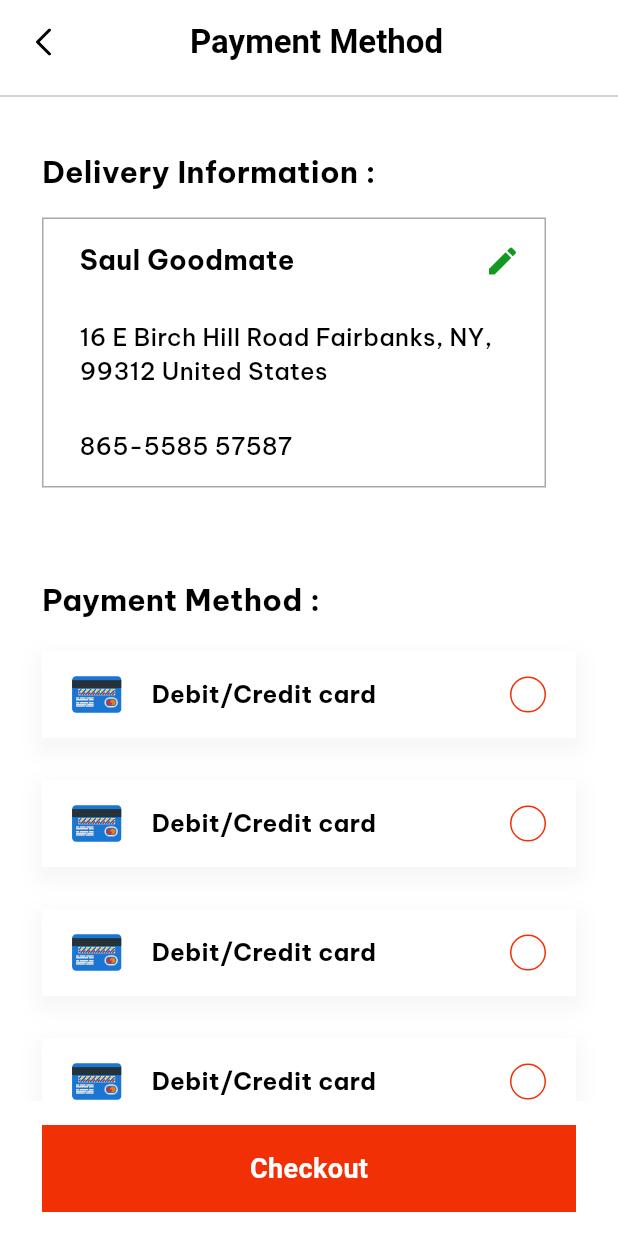
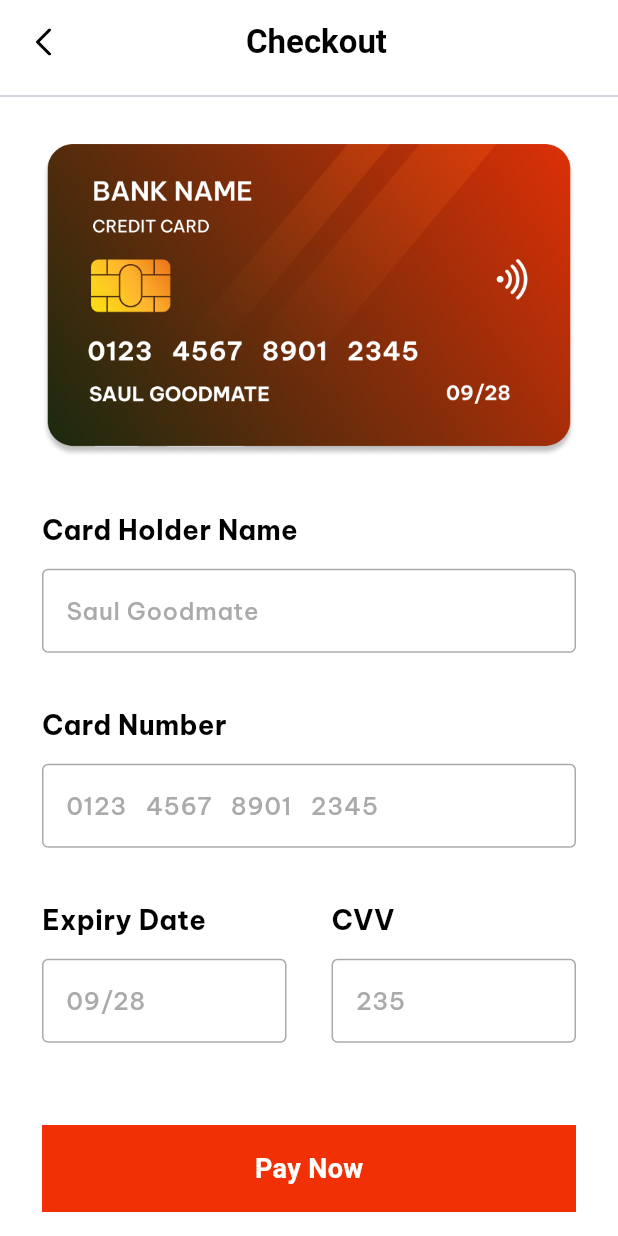
Before and after one commit to iskandarfazliddinov/market, a Flutter app: the PaymentMethodScreen screen opened by its route, after a tap on "Checkout", on a phone screen of 412 x 824 dp. Run offline on Flutter 3.47's test engine with Material 3 defaults, Android fonts, the phone set to English and light mode, and no system bars; our stand-ins replace auto_route, flutter_rating_bar, flutter_svg.

Commit message:
feat: add CheckOut screen and integrate with routing

```diff
--- a/lib/presentation/routes/route_path.dart
+++ b/lib/presentation/routes/route_path.dart
@@ -6,6 +6,7 @@ class RoutePath {
   static const String product = "/product";
   static const String deliveryInfo = "/delivery_info";
   static const String paymentMethod = "/payment_method";
+  static const String checkOut = "/check_out";
 
 
   static const String home = "home";
--- a/lib/presentation/routes/router.dart
+++ b/lib/presentation/routes/router.dart
@@ -108,5 +108,12 @@ class AppRouter extends $AppRouter {
           page: PaymentMethodRoute.page,
           path: RoutePath.paymentMethod,
         ),
+        // ===============
+        //   Checkout
+        // ===============
+        AutoRoute(
+          page: CheckOutRoute.page,
+          path: RoutePath.checkOut,
+        ),
       ];
 }
--- /dev/null
+++ b/lib/presentation/ui/screens/main/screens/check_out_screen.dart
@@ -0,0 +1,213 @@
+import 'package:auto_route/auto_route.dart';
+import 'package:flutter/material.dart';
+import 'package:flutter_svg/flutter_svg.dart';
+import 'package:market/presentation/ui/resource/app_colors.dart';
+import 'package:market/presentation/ui/resource/app_icons.dart';
+import 'package:market/presentation/ui/resource/app_images.dart';
+import 'package:market/presentation/ui/resource/app_styles.dart';
+import 'package:market/presentation/ui/widgets/w_btn.dart';
+
+@RoutePage()
+class CheckOutScreen extends StatefulWidget {
+  const CheckOutScreen({super.key});
+
+  @override
+  State<CheckOutScreen> createState() => _CheckOutScreenState();
+}
+
+class _CheckOutScreenState extends State<CheckOutScreen> {
+  @override
+  Widget build(BuildContext context) {
+    return GestureDetector(
+      onTap: () {
+        FocusScope.of(context).unfocus();
+      },
+      child: Scaffold(
+        backgroundColor: AppColors.white,
+        appBar: AppBar(
+          forceMaterialTransparency: true,
+          automaticallyImplyLeading: false,
+          backgroundColor: AppColors.white,
+          centerTitle: true,
+          title: Padding(
+            padding: const EdgeInsets.symmetric(horizontal: 8),
+            child: Row(
+              mainAxisAlignment: MainAxisAlignment.spaceBetween,
+              children: [
+                GestureDetector(
+                  onTap: () {
+                    context.router.maybePop(context);
+                  },
+                  child: SvgPicture.asset(
+                    AppIcons.back,
+                  ),
+                ),
+                const Text(
+                  'Checkout',
+                  style: TextStyle(
+                      color: AppColors.black,
+                      fontSize: 22,
+                      fontWeight: FontWeight.bold),
+                ),
+                const SizedBox(),
+              ],
+            ),
+          ),
+        ),
+        bottomNavigationBar: Column(
+          mainAxisSize: MainAxisSize.min,
+          children: [
+            Padding(
+              padding: const EdgeInsets.symmetric(horizontal: 28,vertical: 16,),
+              child: WBtn(
+                onTap: () {
+                  // context.router.pushAll([const PaymentMethodRoute()]);
+                },
+                title: "Pay Now",
+              ),
+            ),
+          ],
+        ),
+        body: SingleChildScrollView(
+          child: Column(
+            crossAxisAlignment: CrossAxisAlignment.start,
+            children: [
+              const Divider(),
+              Padding(
+                padding: const EdgeInsets.symmetric(
+                  horizontal: 28,
+                  vertical: 24,
+                ),
+                child: Column(
+                  crossAxisAlignment: CrossAxisAlignment.start,
+                  children: [
+                    Padding(
+                      padding: const EdgeInsets.only(bottom: 36),
+                      child: Image.asset(AppImages.card),
+                    ),
+                    Text(
+                      "Card Holder Name",
+                      style: AppStyles.getTextStyle(
+                        fontWeight: FontWeight.bold,
+                        fontSize: 18,
+                      ),
+                    ),
+                    const SizedBox(height: 12),
+                    TextField(
+                      keyboardType: TextInputType.name,
+                      decoration: InputDecoration(
+                          hintText: "Saul Goodmate",
+                          hintStyle:
+                          AppStyles.getTextStyle(color: AppColors.grey),
+                          enabledBorder: const OutlineInputBorder(
+                              borderSide: BorderSide(color: AppColors.grey)),
+                          border: const OutlineInputBorder(
+                              borderSide: BorderSide(
+                                color: AppColors.grey,
+                              ))),
+                    ),
+                    Padding(
+                      padding: const EdgeInsets.only(top: 36),
+                      child: Text(
+                        "Card Number",
+                        style: AppStyles.getTextStyle(
+                          fontWeight: FontWeight.bold,
+                          fontSize: 18,
+                        ),
+                      ),
+                    ),
+                    const SizedBox(height: 12),
+                    TextField(
+                      keyboardType: TextInputType.number,
+                      decoration: InputDecoration(
+                          hintText: "0123   4567   8901   2345",
+                          hintStyle:
+                          AppStyles.getTextStyle(color: AppColors.grey),
+                          enabledBorder: const OutlineInputBorder(
+                              borderSide: BorderSide(color: AppColors.grey)),
+                          border: const OutlineInputBorder(
+                              borderSide: BorderSide(
+                                color: AppColors.grey,
+                              ))),
+                    ),
+                    Row(
+                      children: [
+                        Expanded(
+                          child: Column(
+                            crossAxisAlignment: CrossAxisAlignment.start,
+                            children: [
+                              Padding(
+                                padding: const EdgeInsets.only(top: 36),
+                                child: Text(
+                                  "Expiry Date",
+                                  style: AppStyles.getTextStyle(
+                                    fontWeight: FontWeight.bold,
+                                    fontSize: 18,
+                                  ),
+                                ),
+                              ),
+                              const SizedBox(height: 12),
+                              TextField(
+                                keyboardType: TextInputType.number,
+                                decoration: InputDecoration(
+                                    hintText: "09/28",
+                                    hintStyle: AppStyles.getTextStyle(
+                                        color: AppColors.grey),
+                                    enabledBorder: const OutlineInputBorder(
+                                        borderSide:
+                                        BorderSide(color: AppColors.grey)),
+                                    border: const OutlineInputBorder(
+                                        borderSide: BorderSide(
+                                          color: AppColors.grey,
+                                        ))),
+                              )
+                            ],
+                          ),
+                        ),
+                        const SizedBox(width: 30),
+                        Expanded(
+                          child: Column(
+                            crossAxisAlignment: CrossAxisAlignment.start,
+                            children: [
+                              Padding(
+                                padding: const EdgeInsets.only(top: 36),
+                                child: Text(
+                                  "CVV",
+                                  style: AppStyles.getTextStyle(
+                                    fontWeight: FontWeight.bold,
+                                    fontSize: 18,
+                                  ),
+                                ),
+                              ),
+                              const SizedBox(height: 12),
+                              TextField(
+                                keyboardType: TextInputType.number,
+                                decoration: InputDecoration(
+                                    hintText: "235",
+                                    hintStyle: AppStyles.getTextStyle(
+                                        color: AppColors.grey),
+                                    enabledBorder: const OutlineInputBorder(
+                                        borderSide:
+                                        BorderSide(color: AppColors.grey)),
+                                    border: const OutlineInputBorder(
+                                        borderSide: BorderSide(
+                                          color: AppColors.grey,
+                                        ))),
+                              )
+                            ],
+                          ),
+                        ),
+                      ],
+                    ),
+                    const SizedBox(height: 30),
+                  ],
+                ),
+              )
+            ],
+          ),
+        ),
+      ),
+    );
+
+  }
+}
--- a/lib/presentation/ui/screens/main/screens/payment_method_screen.dart
+++ b/lib/presentation/ui/screens/main/screens/payment_method_screen.dart
@@ -1,6 +1,7 @@
 import 'package:auto_route/auto_route.dart';
 import 'package:flutter/material.dart';
 import 'package:flutter_svg/flutter_svg.dart';
+import 'package:market/presentation/routes/router.gr.dart';
 import 'package:market/presentation/ui/resource/app_colors.dart';
 import 'package:market/presentation/ui/resource/app_icons.dart';
 import 'package:market/presentation/ui/resource/app_styles.dart';
@@ -60,7 +61,7 @@ class _PaymentMethodScreenState extends State<PaymentMethodScreen> {
             padding: const EdgeInsets.symmetric(horizontal: 28,vertical: 16,),
             child: WBtn(
               onTap: () {
-                // context.router.pushAll([const PaymentMethodRoute()]);
+                context.router.pushAll([const CheckOutRoute()]);
               },
               title: "Checkout",
             ),
```
Also changed, not shown: lib/presentation/routes/router.gr.dart.
